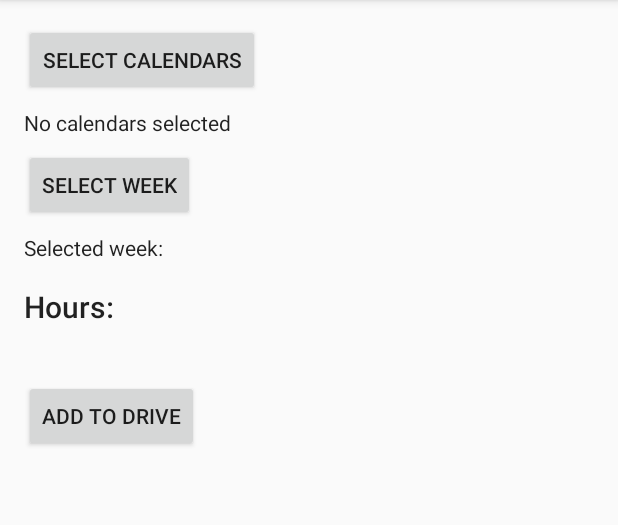
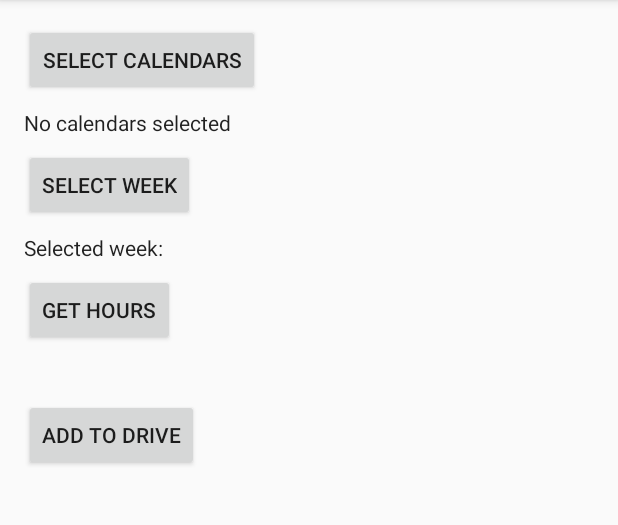
Before and after one commit to mvescovo/tallytime, an Android app: the screen it shows after launch once a user with an empty profile is signed in (MainActivity), on a phone screen of 412 x 824 dp, the part 84-609 px from its top. Run offline under Robolectric (Android 15) with nearby library versions, the phone set to English and light mode, and no system bars; our stand-ins replace ButterKnife, Firebase (no records; nobody signed in at launch, a user with empty details on screens opened directly); libraries missing offline, so code that uses them is left out: com.firebase.ui, com.google.api.client, com.google.api.services, pub.devrel.easypermissions; 6 statements that could not run were skipped.

Commit message:
fix: Having remove hours button there's no refresh

```diff
--- a/app/src/main/res/layout/activity_main.xml
+++ b/app/src/main/res/layout/activity_main.xml
@@ -57,19 +57,12 @@
                 android:layout_marginTop="8dp"
                 android:text="@string/selected_week"/>
 
-            <!--<Button-->
-            <!--android:id="@+id/get_hours"-->
-            <!--android:layout_width="wrap_content"-->
-            <!--android:layout_height="wrap_content"-->
-            <!--android:onClick="getHours"-->
-            <!--android:text="@string/get_hours" />-->
-
-            <TextView
-                style="@style/TextAppearance.AppCompat.Title"
+            <Button
+                android:id="@+id/get_hours"
                 android:layout_width="wrap_content"
                 android:layout_height="wrap_content"
-                android:layout_marginTop="8dp"
-                android:text="@string/hours_results_title"/>
+                android:onClick="getHours"
+                android:text="@string/get_hours"/>
 
             <TextView
                 android:id="@+id/output_text"
--- a/app/src/main/res/values/strings.xml
+++ b/app/src/main/res/values/strings.xml
@@ -13,7 +13,6 @@
     <string name="no_calendars_selected">No calendars selected</string>
     <string name="selected_week">Selected week:</string>
     <string name="add_to_drive">Add to drive</string>
-    <string name="hours_results_title">Hours:</string>
 
     <!--AuthUiActivity-->
     <string name="title_activity_auth">Sign in</string>
```
Also changed, not shown: app/src/main/java/com/example/tallytime/MainActivity.java (+7 -2 lines).
